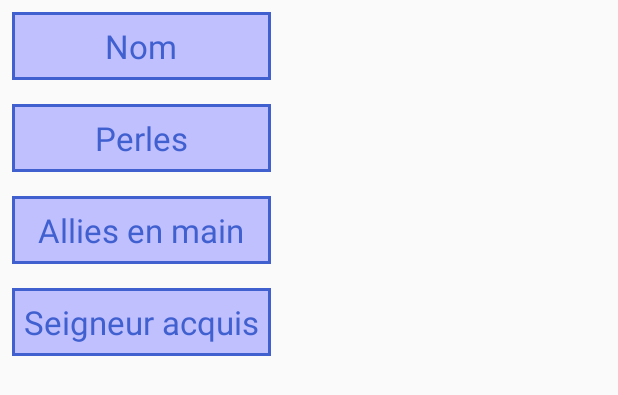
After one commit to EmileLevast/Abyss, an Android app: the layout frag_layout_player.xml on its own in the app's theme, with its tools: preview values and no code run, on a phone screen of 412 x 824 dp. The commit adds this screen. Shown: the top 395 px of the screen. Run offline under Robolectric (Android 15) with nearby library versions, the phone set to English and light mode, and no system bars.

Commit message:
frag_player_added

```diff
--- a/app/src/main/AndroidManifest.xml
+++ b/app/src/main/AndroidManifest.xml
@@ -9,9 +9,9 @@
             android:roundIcon="@mipmap/ic_launcher_round"
             android:supportsRtl="true"
             android:theme="@style/AppTheme">
-        <activity android:name=".MainActivity">
+        <activity android:name=".MainActivity" android:screenOrientation="landscape">
             <intent-filter>
-                <action android:name="android.intent.action.MAIN"/>
+                <action android:name="android.intent.action.MAIN" />
 
                 <category android:name="android.intent.category.LAUNCHER"/>
             </intent-filter>
--- a/app/src/main/java/fr/emile/abyss/modelClass/Exploration.kt
+++ b/app/src/main/java/fr/emile/abyss/modelClass/Exploration.kt
@@ -90,7 +90,7 @@ class Exploration (listPlayer:Container<Player>){
             listPlayer.getCurrent().perl++
 
         listPlayer.getCurrent().getAllie(cardToBuy)
-        controller.explorationFinish()
+        controller!!.explorationFinish()
     }
 
     fun sendToConseil():MutableList<Allie>
--- a/app/src/main/java/fr/emile/abyss/modelClass/gameItems/Cour.kt
+++ b/app/src/main/java/fr/emile/abyss/modelClass/gameItems/Cour.kt
@@ -2,12 +2,15 @@ package fr.emile.abyss.modelClass.gameItems
 
 import fr.emile.abyss.modelClass.Player
 
-
+//nombre des seigneurs disponible a la cour
 const val NUMBER_VISIBLE_LORD=7
 //cour des seigneurs avec tous les seigneurs dispos
 class Cour {
 
+    //contient tous les seigneurs restants de la pioche
     var deckLord= mutableListOf<Lord>()
+
+    //contient les seigneurs de la cour
     var listProposedLord= mutableListOf<Lord>()
     init {
         initalize()
--- a/app/src/main/java/fr/emile/abyss/modelClass/gameItems/Deck.kt
+++ b/app/src/main/java/fr/emile/abyss/modelClass/gameItems/Deck.kt
@@ -31,7 +31,10 @@ class Deck {
 
     companion object {
 
-        val listLord= mutableListOf(Lord(FishType.CRAB,"le geolier",0,12,3,FishType.CRAB),Lord(FishType.CRAB,"The highway man",0,12,3,FishType.CRAB),Lord(FishType.CRAB,"le chef des armées",0,12,3,FishType.CRAB))
+        val listLord= mutableListOf(Lord(FishType.CRAB,"le geolier",0,12,3,FishType.CRAB),Lord(FishType.CRAB,"The highway man",0,12,3,FishType.CRAB),Lord(FishType.CRAB,"le chef des armées",0,12,3,FishType.CRAB),
+            Lord(FishType.CRAB,"le geolier",0,12,3,FishType.CRAB),Lord(FishType.CRAB,"The highway man",0,12,3,FishType.CRAB),Lord(FishType.CRAB,"le chef des armées",0,12,3,FishType.CRAB),
+            Lord(FishType.CRAB,"le geolier",0,12,3,FishType.CRAB),Lord(FishType.CRAB,"The highway man",0,12,3,FishType.CRAB),Lord(FishType.CRAB,"le chef des armées",0,12,3,FishType.CRAB),
+            Lord(FishType.CRAB,"le geolier",0,12,3,FishType.CRAB),Lord(FishType.CRAB,"The highway man",0,12,3,FishType.CRAB),Lord(FishType.CRAB,"le chef des armées",0,12,3,FishType.CRAB))
 
         fun partialSum(n:Int)=n*(n+1)/2
 
--- /dev/null
+++ b/app/src/main/res/drawable/background_button_fragment.xml
@@ -0,0 +1,7 @@
+<?xml version="1.0" encoding="utf-8"?>
+<shape xmlns:android="http://schemas.android.com/apk/res/android">
+    <solid android:color="@color/backgroundButtonFragment">
+    </solid>
+
+    <stroke android:color="@color/writeButtonFragment" android:width="2dp"/>
+</shape>
--- /dev/null
+++ b/app/src/main/res/layout/frag_layout_player.xml
@@ -0,0 +1,29 @@
+<?xml version="1.0" encoding="utf-8"?>
+<LinearLayout xmlns:android="http://schemas.android.com/apk/res/android"
+              android:orientation="vertical"
+              android:layout_width="wrap_content"
+              android:layout_height="wrap_content"
+              android:layout_weight="1">
+
+    <TextView
+            style="@style/buttonFragment"
+            android:id="@+id/namePlayer"
+            android:text="Nom"
+    />
+
+    <TextView
+            style="@style/buttonFragment"
+            android:text="Perles"
+    />
+
+    <TextView
+            style="@style/buttonFragment"
+            android:text="Allies en main"
+    />
+
+    <TextView
+            style="@style/buttonFragment"
+            android:text="Seigneur acquis"
+    />
+
+</LinearLayout>
--- a/app/src/main/res/values/colors.xml
+++ b/app/src/main/res/values/colors.xml
@@ -6,4 +6,7 @@
     <color name="plateauAbyss">#1C3E66</color>
     <color name="plateauAbyssSombre">#122843</color>
     <color name="writeColorHomeButton">#245697</color>
+    <color name="backgroundFragment">#99C0C0FF</color>
+    <color name="backgroundButtonFragment">#C0C0FF</color>
+    <color name="writeButtonFragment">#4060D0</color>
 </resources>
--- a/app/src/main/res/values/styles.xml
+++ b/app/src/main/res/values/styles.xml
@@ -9,13 +9,25 @@
     </style>
 
     <style name="AccueilBouton">
-        <item name="android:layout_margin">20dp</item>
-        <item name="android:textSize">30sp</item>
+        <item name="android:layout_margin">10dp</item>
+        <item name="android:textSize">22sp</item>
         <item name="android:padding">10dp</item>
-        <item name="android:titleMarginTop">40dp</item>
         <item name="android:layout_centerHorizontal">true</item>
         <item name="android:textColor">@color/writeColorHomeButton</item>
         <item name="android:background">@drawable/background_button</item>
+        <item name="android:stateListAnimator">@null</item>
+    </style>
+
+    <style name="buttonFragment">
+        <item name="android:layout_width">match_parent</item>
+        <item name="android:layout_height">wrap_content</item>
+        <item name="android:gravity">center</item>
+        <item name="android:textSize">22sp</item>
+        <item name="android:padding">8dp</item>
+        <item name="android:layout_margin">8dp</item>
+        <item name="android:layout_centerHorizontal">true</item>
+        <item name="android:textColor">@color/writeButtonFragment</item>
+        <item name="android:background">@drawable/background_button_fragment</item>
     </style>
 
 </resources>
```
Also changed, not shown: app/src/main/java/fr/emile/abyss/Affichage/GUIView.kt (deleted, +0 -14 lines), app/src/main/java/fr/emile/abyss/Affichage/IView.kt (deleted, +0 -14 lines), app/src/main/java/fr/emile/abyss/Controller.kt (+12 -10 lines), app/src/main/java/fr/emile/abyss/MainActivity.kt (+20 -1 lines), app/src/main/java/fr/emile/abyss/affichage/ConsoleView.kt (renamed from app/src/main/java/fr/emile/abyss/Affichage/ConsoleView.kt, +7 -2 lines), app/src/main/java/fr/emile/abyss/affichage/GUIView.kt (added, +40 -0 lines), app/src/main/java/fr/emile/abyss/affichage/IView.kt (added, +15 -0 lines), app/src/main/java/fr/emile/abyss/gestionFragment/CustomFragment.kt (added, +37 -0 lines), app/src/main/java/fr/emile/abyss/gestionFragment/GeneratorFragment.kt (added, +27 -0 lines), app/src/main/java/fr/emile/abyss/gestionFragment/fragmentList/StuffPlayerFrag.kt (added, +21 -0 lines), app/src/main/res/layout/activity_main.xml (+13 -6 lines), app/src/main/res/layout/frag_layout_exploration.xml (added, +7 -0 lines).
